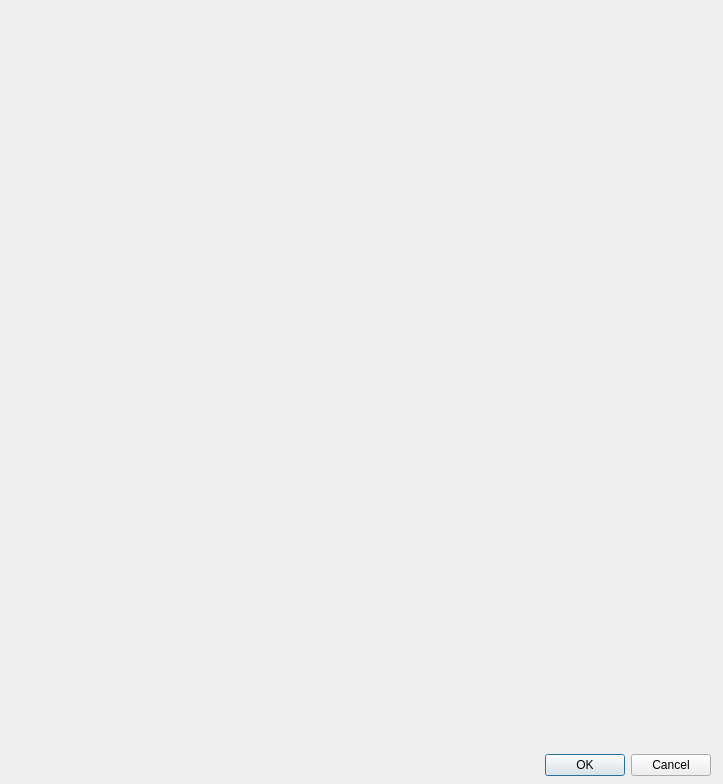
This is src/sas/qtgui/Utilities/UI/ReparameterizationEditorUI.ui in SasView/sasview as Qt 5 draws it before an edit. The edited form follows.
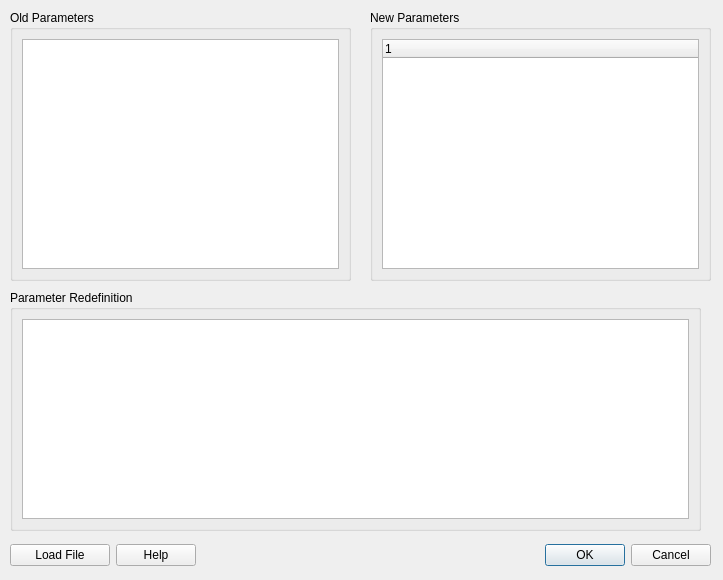
This is the edited form.

Commit message: create essential GUI layout for later features

Diff of the .ui file:
```diff
--- a/src/sas/qtgui/Utilities/UI/ReparameterizationEditorUI.ui
+++ b/src/sas/qtgui/Utilities/UI/ReparameterizationEditorUI.ui
@@ -10,9 +10,15 @@
     <x>0</x>
     <y>0</y>
     <width>723</width>
-    <height>784</height>
+    <height>580</height>
    </rect>
   </property>
+  <property name="sizePolicy">
+   <sizepolicy hsizetype="Preferred" vsizetype="Preferred">
+    <horstretch>0</horstretch>
+    <verstretch>0</verstretch>
+   </sizepolicy>
+  </property>
   <property name="windowTitle">
    <string>Reparameterization Editor</string>
   </property>
@@ -20,17 +26,76 @@
    <property name="geometry">
     <rect>
      <x>10</x>
-     <y>750</y>
+     <y>540</y>
      <width>701</width>
      <height>31</height>
     </rect>
    </property>
    <layout class="QHBoxLayout" name="horizontalLayout">
+    <item>
+     <widget class="QPushButton" name="loadFileButton">
+      <property name="sizePolicy">
+       <sizepolicy hsizetype="Minimum" vsizetype="Fixed">
+        <horstretch>0</horstretch>
+        <verstretch>0</verstretch>
+       </sizepolicy>
+      </property>
+      <property name="minimumSize">
+       <size>
+        <width>100</width>
+        <height>0</height>
+       </size>
+      </property>
+      <property name="text">
+       <string>Load File</string>
+      </property>
+      <property name="autoDefault">
+       <bool>false</bool>
+      </property>
+      <property name="default">
+       <bool>false</bool>
+      </property>
+      <property name="flat">
+       <bool>false</bool>
+      </property>
+     </widget>
+    </item>
+    <item>
+     <widget class="QPushButton" name="helpButton">
+      <property name="sizePolicy">
+       <sizepolicy hsizetype="Minimum" vsizetype="Fixed">
+        <horstretch>0</horstretch>
+        <verstretch>0</verstretch>
+       </sizepolicy>
+      </property>
+      <property name="minimumSize">
+       <size>
+        <width>50</width>
+        <height>0</height>
+       </size>
+      </property>
+      <property name="text">
+       <string>Help</string>
+      </property>
+      <property name="autoDefault">
+       <bool>false</bool>
+      </property>
+      <property name="default">
+       <bool>false</bool>
+      </property>
+      <property name="flat">
+       <bool>false</bool>
+      </property>
+     </widget>
+    </item>
     <item>
      <spacer name="horizontalSpacer">
       <property name="orientation">
        <enum>Qt::Horizontal</enum>
       </property>
+      <property name="sizeType">
+       <enum>QSizePolicy::Expanding</enum>
+      </property>
       <property name="sizeHint" stdset="0">
        <size>
         <width>40</width>
@@ -41,6 +106,9 @@
     </item>
     <item>
      <widget class="QDialogButtonBox" name="buttonBox">
+      <property name="enabled">
+       <bool>true</bool>
+      </property>
       <property name="sizePolicy">
        <sizepolicy hsizetype="Maximum" vsizetype="Fixed">
         <horstretch>0</horstretch>
@@ -54,6 +122,80 @@
     </item>
    </layout>
   </widget>
+  <widget class="QGroupBox" name="groupBox">
+   <property name="geometry">
+    <rect>
+     <x>10</x>
+     <y>10</y>
+     <width>341</width>
+     <height>271</height>
+    </rect>
+   </property>
+   <property name="title">
+    <string>Old Parameters</string>
+   </property>
+   <layout class="QGridLayout" name="gridLayout_2">
+    <item row="0" column="0">
+     <widget class="QListView" name="oldParamList"/>
+    </item>
+   </layout>
+  </widget>
+  <widget class="QGroupBox" name="groupBox_2">
+   <property name="geometry">
+    <rect>
+     <x>370</x>
+     <y>10</y>
+     <width>341</width>
+     <height>271</height>
+    </rect>
+   </property>
+   <property name="title">
+    <string>New Parameters</string>
+   </property>
+   <layout class="QGridLayout" name="gridLayout">
+    <item row="0" column="0">
+     <widget class="QTreeWidget" name="newParamTree">
+      <column>
+       <property name="text">
+        <string notr="true">1</string>
+       </property>
+      </column>
+     </widget>
+    </item>
+   </layout>
+  </widget>
+  <widget class="QGroupBox" name="groupBox_3">
+   <property name="geometry">
+    <rect>
+     <x>10</x>
+     <y>290</y>
+     <width>691</width>
+     <height>241</height>
+    </rect>
+   </property>
+   <property name="title">
+    <string>Parameter Redefinition</string>
+   </property>
+   <layout class="QGridLayout" name="gridLayout_3">
+    <item row="0" column="0">
+     <widget class="QTextBrowser" name="txtFunction">
+      <property name="readOnly">
+       <bool>false</bool>
+      </property>
+      <property name="html">
+       <string>&lt;!DOCTYPE HTML PUBLIC &quot;-//W3C//DTD HTML 4.0//EN&quot; &quot;http://www.w3.org/TR/REC-html40/strict.dtd&quot;&gt;
+&lt;html&gt;&lt;head&gt;&lt;meta name=&quot;qrichtext&quot; content=&quot;1&quot; /&gt;&lt;meta charset=&quot;utf-8&quot; /&gt;&lt;style type=&quot;text/css&quot;&gt;
+p, li { white-space: pre-wrap; }
+hr { height: 1px; border-width: 0; }
+li.unchecked::marker { content: &quot;\2610&quot;; }
+li.checked::marker { content: &quot;\2612&quot;; }
+&lt;/style&gt;&lt;/head&gt;&lt;body style=&quot; font-family:'Segoe UI'; font-size:9pt; font-weight:400; font-style:normal;&quot;&gt;
+&lt;p style=&quot;-qt-paragraph-type:empty; margin-top:0px; margin-bottom:0px; margin-left:0px; margin-right:0px; -qt-block-indent:0; text-indent:0px; font-family:'MS Shell Dlg 2'; font-size:7.8pt;&quot;&gt;&lt;br /&gt;&lt;/p&gt;&lt;/body&gt;&lt;/html&gt;</string>
+      </property>
+     </widget>
+    </item>
+   </layout>
+  </widget>
  </widget>
  <resources/>
  <connections/>
```
The commit also changes 1 other file.
